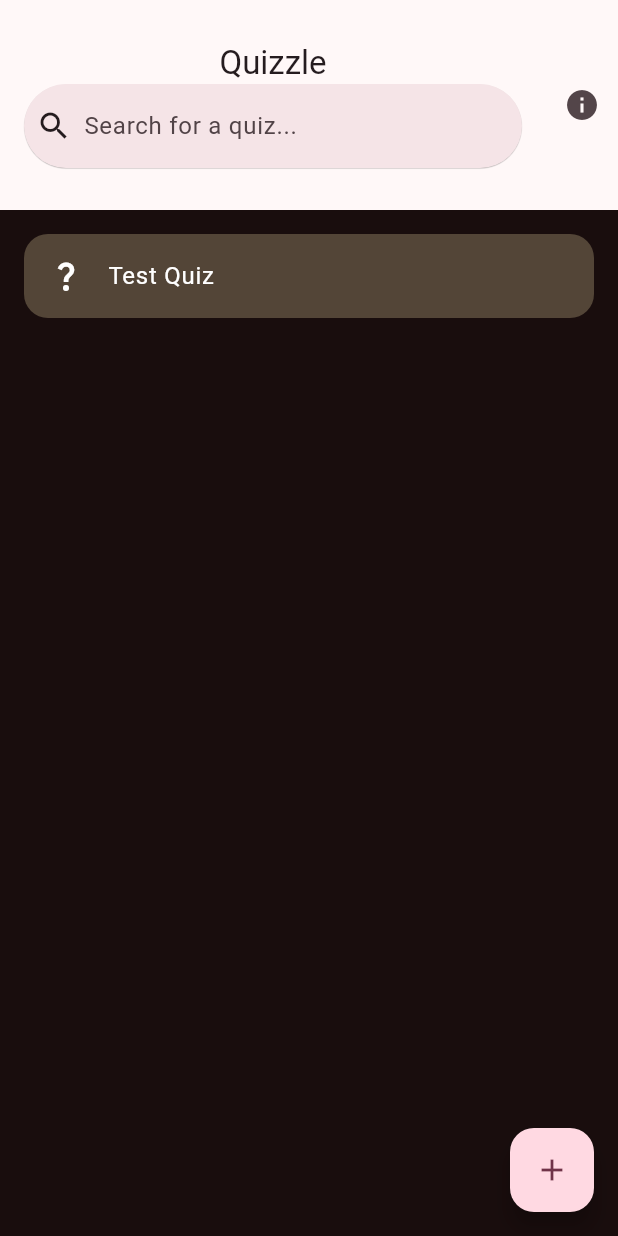
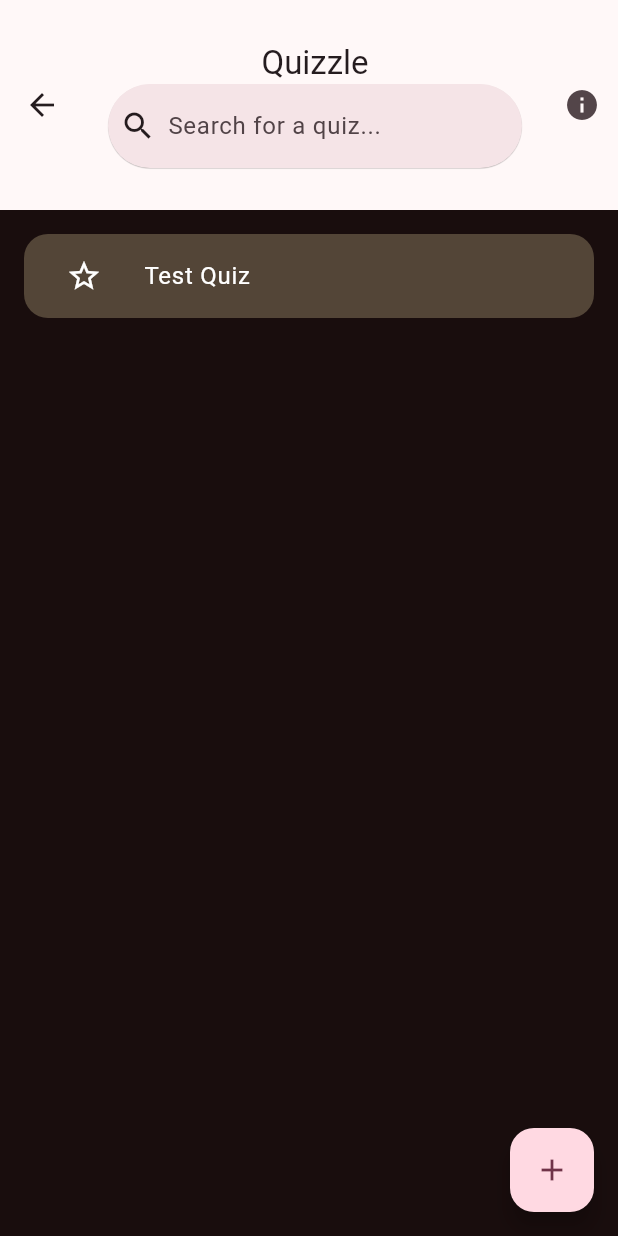
Before and after one commit to DanielHuey/quizzle, a Flutter app: the HomePage screen opened directly, on a phone screen of 412 x 824 dp. Run offline on Flutter 3.47's test engine with Material 2 defaults, Android fonts, the light colour scheme and no system bars; Roboto replaces fonts that are missing (Indie).

Commit message:
implement adding to list with immediate refresh

```diff
--- a/lib/create_quiz.dart
+++ b/lib/create_quiz.dart
@@ -1,6 +1,7 @@
 // ignore_for_file: prefer_const_constructors
 
 import 'package:flutter/material.dart';
+import 'package:quizzle/home.dart';
 import 'quiz.dart';
 
 class CreateQuiz extends StatefulWidget {
@@ -143,6 +144,7 @@ class _CreateQuizState extends State<CreateQuiz> {
                           },
                         )
                       : const Text("Provide a Question and an Answer"),
+                  // ignore: prefer_is_empty
                   questionlist.length > 0
                       ? myButton(
                           text: "Save Quiz",
@@ -155,6 +157,9 @@ class _CreateQuizState extends State<CreateQuiz> {
                             quizList.add(quiz);
                             filtered = quizList;
                             noc.pop();
+                            noc.pop();
+                            noc.push(MaterialPageRoute(
+                                builder: (context) => const HomePage()));
                           },
                         )
                       : const Text("Provide at least three questions"),
--- a/lib/home.dart
+++ b/lib/home.dart
@@ -110,15 +110,27 @@ class _HomePageState extends State<HomePage> {
         //   ),
         // ),
         itemBuilder: ((context, index) {
+          bool fav = false;
           return Padding(
             padding: const EdgeInsets.only(top: 16.0, left: 16.0, right: 16.0),
             child: ListTile(
               shape: RoundedRectangleBorder(
                   borderRadius: BorderRadius.circular(16.0)),
               tileColor: Colors.amber.shade100.withOpacity(0.25),
-              leading: const Icon(
-                Icons.question_mark,
-                color: Colors.white,
+              leading: StatefulBuilder(
+                builder: (ctx, setState) {
+                  return IconButton(
+                    onPressed: () {
+                      setState(() {
+                        fav = !fav;
+                      });
+                    },
+                    icon: Icon(
+                      fav ? Icons.star : Icons.star_border,
+                      color: Colors.white,
+                    ),
+                  );
+                },
               ),
               title: Text(
                 filtered[index].name,
```
